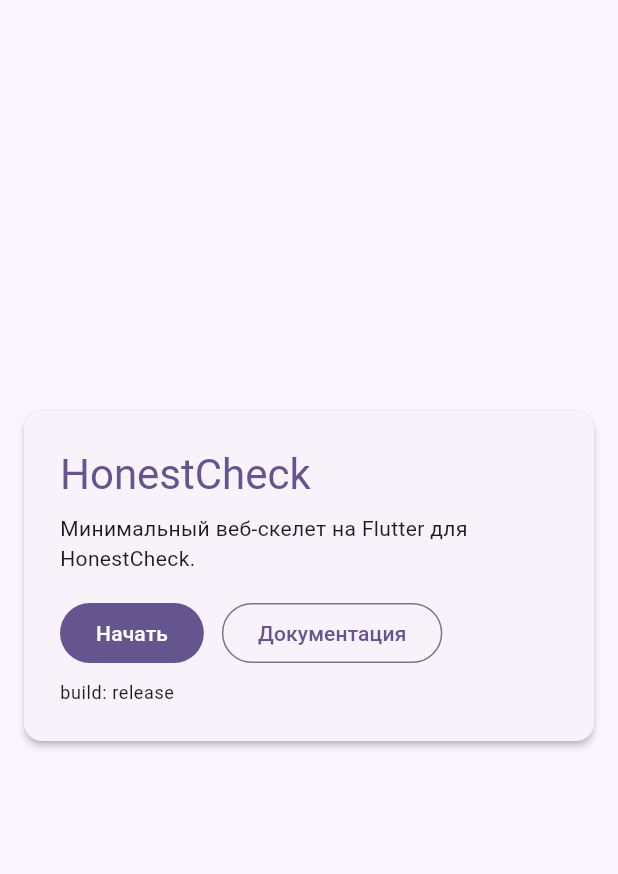
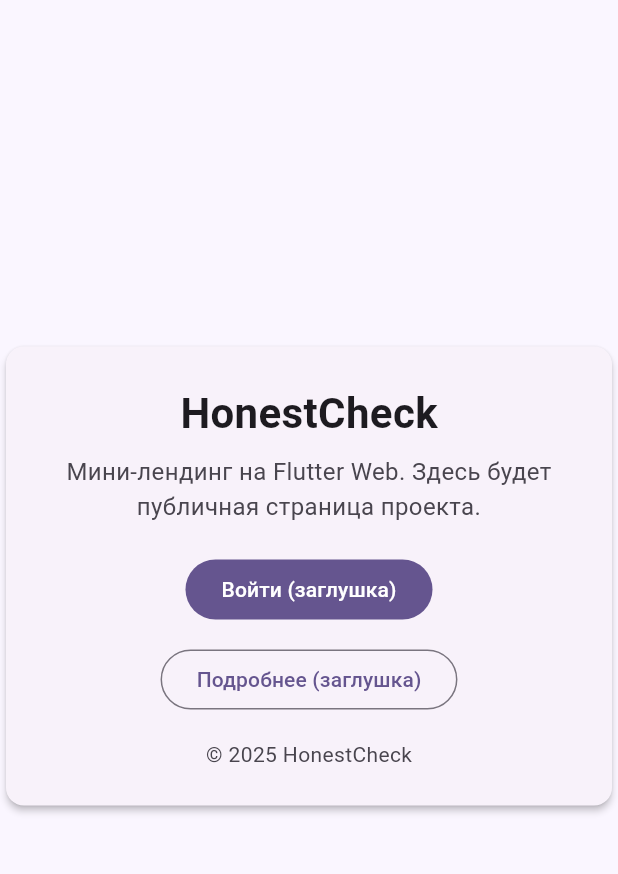
Before and after one commit to Andust974/czestny_check, a Flutter app: the screen it shows after launch, on a phone screen of 412 x 824 dp, the part 84-958 px from its top. Run offline on Flutter 3.47's test engine with Material 3 defaults, Android fonts, the light colour scheme and no system bars.

Commit message:
fix(web): remove fromEnvironment usage; add minimal manifest.json

```diff
--- a/lib/main.dart
+++ b/lib/main.dart
@@ -9,13 +9,13 @@
   Widget build(BuildContext context) {
     return MaterialApp(
       title: 'Czestny Check — Web',
+      debugShowCheckedModeBanner: false,
       theme: ThemeData(
+        useMaterial3: true,
         colorSchemeSeed: const Color(0xFF6750A4),
-        useMaterial3: true,
         scaffoldBackgroundColor: const Color(0xFFFAF6FF),
       ),
       home: const HomeScreen(),
-      debugShowCheckedModeBanner: false,
     );
   }
 }
@@ -25,31 +25,43 @@
 
   @override
   Widget build(BuildContext context) {
-    final cs = Theme.of(context).colorScheme;
+    final scheme = Theme.of(context).colorScheme;
     return Scaffold(
-      appBar: AppBar(title: const Text('Czestny Check — Web')),
+      appBar: AppBar(
+        title: const Text('Czestny Check — Web'),
+        backgroundColor: scheme.surface,
+        surfaceTintColor: Colors.transparent,
+      ),
       body: Center(
         child: ConstrainedBox(
-          constraints: const BoxConstraints(maxWidth: 720),
+          constraints: const BoxConstraints(maxWidth: 760),
           child: Card(
             elevation: 2,
-            margin: const EdgeInsets.all(16),
+            clipBehavior: Clip.antiAlias,
             child: Padding(
               padding: const EdgeInsets.all(24),
               child: Column(
                 mainAxisSize: MainAxisSize.min,
-                crossAxisAlignment: CrossAxisAlignment.start,
                 children: [
-                  Text('HonestCheck', style: Theme.of(context).textTheme.headlineMedium?.copyWith(color: cs.primary)),
+                  const Text('HonestCheck',
+                      style: TextStyle(fontSize: 28, fontWeight: FontWeight.w700)),
                   const SizedBox(height: 8),
-                  const Text('Минимальный веб-скелет на Flutter для HonestCheck.'),
+                  Text(
+                    'Мини-лендинг на Flutter Web. Здесь будет публичная страница проекта.',
+                    textAlign: TextAlign.center,
+                    style: TextStyle(color: scheme.onSurfaceVariant, fontSize: 16),
+                  ),
+                  const SizedBox(height: 20),
+                  Wrap(
+                    spacing: 12, runSpacing: 12, alignment: WrapAlignment.center,
+                    children: [
+                      FilledButton(onPressed: () {}, child: const Text('Войти (заглушка)')),
+                      OutlinedButton(onPressed: () {}, child: const Text('Подробнее (заглушка)')),
+                    ],
+                  ),
                   const SizedBox(height: 16),
-                  Wrap(spacing: 12, runSpacing: 12, children: [
-                    FilledButton(onPressed: () {}, child: const Text('Начать')),
-                    OutlinedButton(onPressed: () {}, child: const Text('Документация')),
-                  ]),
-                  const SizedBox(height: 8),
-                  Text('build: ${String.fromEnvironment('FLUTTER_BUILD_MODE', defaultValue: 'release')}', style: Theme.of(context).textTheme.bodySmall),
+                  Text('© 2025 HonestCheck',
+                      style: TextStyle(color: scheme.onSurfaceVariant)),
                 ],
               ),
             ),
```
Also changed, not shown: 1 other file.
